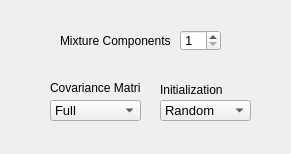
Before: the Qt Designer form _AlgorithmsPlugins/GMM/paramsGMMcluster.ui in b4silio/MLDemos, drawn with Qt 5.
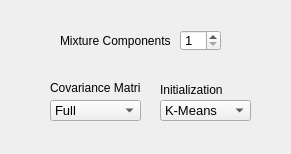
After: the same form once the commit is applied.

Diff of the .ui file:
```diff
--- a/_AlgorithmsPlugins/GMM/paramsGMMcluster.ui
+++ b/_AlgorithmsPlugins/GMM/paramsGMMcluster.ui
@@ -79,7 +79,7 @@
 K-Means: perform K-Means and assign means and variance to each mixture</string>
    </property>
    <property name="currentIndex">
-    <number>0</number>
+    <number>2</number>
    </property>
    <item>
     <property name="text">
```
